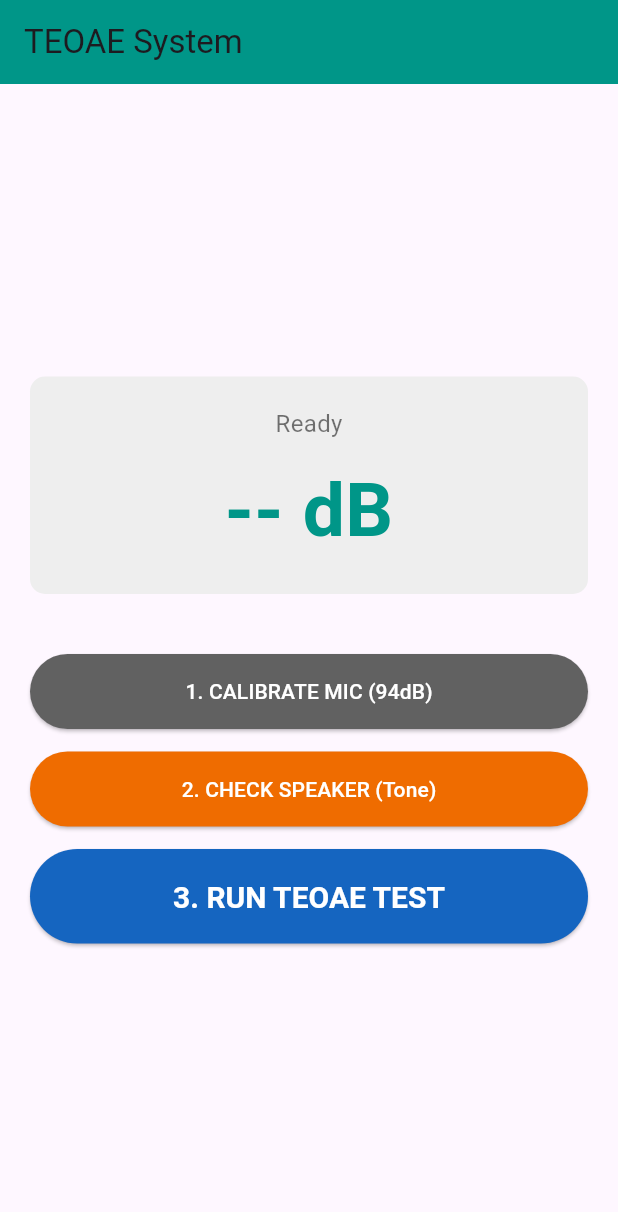
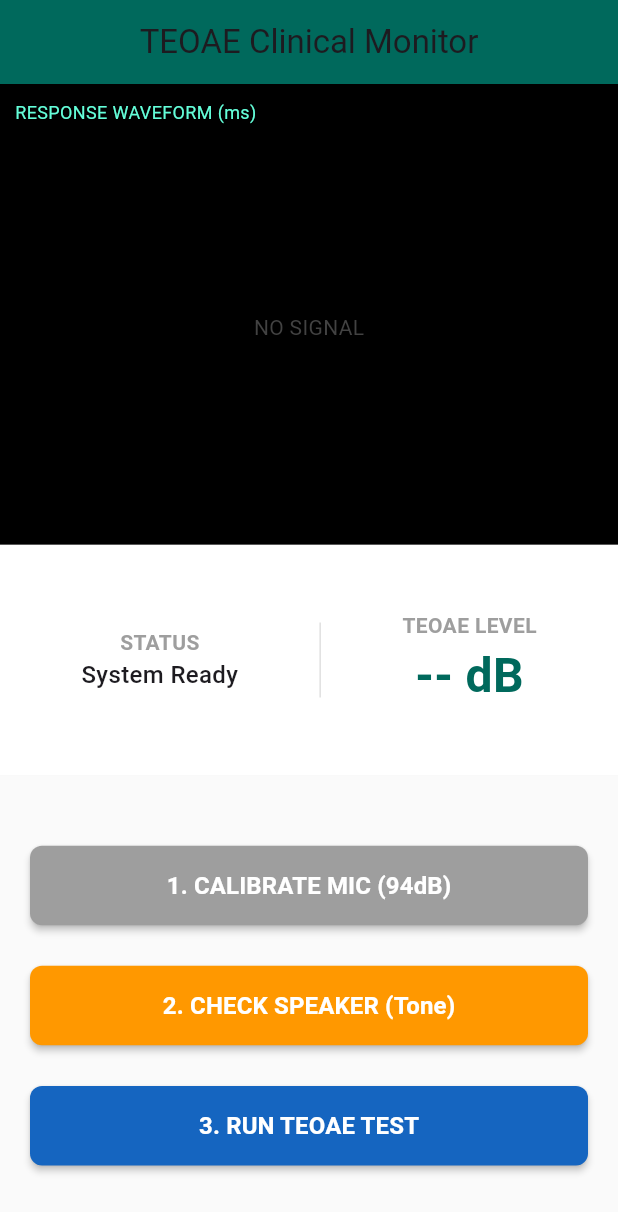
Before and after one commit to RowDM/TEOAE_App, a Flutter app: the screen it shows after launch, on a phone screen of 412 x 824 dp. Shown: the top 1212 px of the screen. Run offline on Flutter 3.47's test engine with Material 3 defaults, Android fonts, the phone set to English and light mode, and no system bars; our stand-ins replace fl_chart.

Commit message:
V3: Added Real-time Waveform Graphs and Medical UI

```diff
--- a/lib/main.dart
+++ b/lib/main.dart
@@ -1,6 +1,7 @@
 import 'package:flutter/material.dart';
 import 'package:http/http.dart' as http;
 import 'dart:convert';
+import 'package:fl_chart/fl_chart.dart'; // THE CHART LIBRARY
 
 void main() {
   runApp(const MyApp());
@@ -13,10 +14,15 @@ class MyApp extends StatelessWidget {
   Widget build(BuildContext context) {
     return MaterialApp(
       debugShowCheckedModeBanner: false,
+      theme: ThemeData(
+        primarySwatch: Colors.teal,
+        scaffoldBackgroundColor: Colors.grey[100],
+      ),
       home: Scaffold(
         appBar: AppBar(
-          title: const Text("TEOAE System"),
-          backgroundColor: Colors.teal,
+          title: const Text("TEOAE Clinical Monitor"),
+          backgroundColor: Colors.teal[800],
+          centerTitle: true,
         ),
         body: const TeoaeControlScreen(),
       ),
@@ -32,11 +38,12 @@ class TeoaeControlScreen extends StatefulWidget {
 }
 
 class _TeoaeControlScreenState extends State<TeoaeControlScreen> {
-  String _infoText = "Ready";
+  String _infoText = "System Ready";
   String _bigNumber = "--";
   bool _isLoading = false;
+  List<double> _waveform = []; // Stores the graph data
 
-  // CONFIRM THIS IP IS STILL CORRECT!
+  // UPDATE YOUR IP HERE
   final String baseUrl = "http://192.168.0.29:5000";
 
   Future<void> runStep(String endpoint, String label) async {
@@ -50,9 +57,19 @@ class _TeoaeControlScreenState extends State<TeoaeControlScreen> {
 
       if (response.statusCode == 200) {
         final data = jsonDecode(response.body);
+
+        // Check if we received waveform data (Step 3 only)
+        List<double> newWave = [];
+        if (data.containsKey('data')) {
+          newWave = List<double>.from(data['data'].map((x) => x as double));
+        }
+
         setState(() {
           _infoText = data['message'];
-          _bigNumber = data['value']; // Just the number
+          _bigNumber = data['value'];
+          if (newWave.isNotEmpty) {
+            _waveform = newWave;
+          }
         });
       } else {
         setState(() { _infoText = "Error: ${response.statusCode}"; });
@@ -66,72 +83,106 @@ class _TeoaeControlScreenState extends State<TeoaeControlScreen> {
 
   @override
   Widget build(BuildContext context) {
-    return Padding(
-      padding: const EdgeInsets.all(20.0),
-      child: Column(
-        mainAxisAlignment: MainAxisAlignment.center,
-        crossAxisAlignment: CrossAxisAlignment.stretch,
-        children: [
-          // DISPLAY AREA
-          Container(
-            padding: EdgeInsets.all(20),
-            decoration: BoxDecoration(
-              color: Colors.grey[200],
-              borderRadius: BorderRadius.circular(10),
-            ),
+    return Column(
+      children: [
+        // === TOP SECTION: THE GRAPH (Medical Look) ===
+        Expanded(
+          flex: 4, // Takes up 40% of screen
+          child: Container(
+            color: Colors.black, // Oscilloscope background
+            padding: const EdgeInsets.all(10),
             child: Column(
+              crossAxisAlignment: CrossAxisAlignment.start,
               children: [
-                Text(_infoText, style: TextStyle(fontSize: 16, color: Colors.black54)),
-                SizedBox(height: 10),
-                Text(
-                  "$_bigNumber dB",
-                  style: TextStyle(fontSize: 50, fontWeight: FontWeight.bold, color: Colors.teal)
+                Text("RESPONSE WAVEFORM (ms)", style: TextStyle(color: Colors.tealAccent, fontSize: 12)),
+                Expanded(
+                  child: _waveform.isEmpty
+                    ? Center(child: Text("NO SIGNAL", style: TextStyle(color: Colors.grey[800])))
+                    : LineChart(
+                        LineChartData(
+                          gridData: FlGridData(show: true, drawVerticalLine: false, getDrawingHorizontalLine: (value) => FlLine(color: Colors.grey[900], strokeWidth: 1)),
+                          titlesData: FlTitlesData(show: false),
+                          borderData: FlBorderData(show: true, border: Border.all(color: Colors.grey[800]!)),
+                          lineBarsData: [
+                            LineChartBarData(
+                              spots: _waveform.asMap().entries.map((e) {
+                                return FlSpot(e.key.toDouble(), e.value);
+                              }).toList(),
+                              isCurved: false,
+                              color: Colors.tealAccent, // The "Medical Green" line
+                              dotData: FlDotData(show: false),
+                              belowBarData: BarAreaData(show: false),
+                              barWidth: 2,
+                            ),
+                          ],
+                        ),
+                      ),
                 ),
               ],
             ),
           ),
+        ),
 
-          SizedBox(height: 40),
-
-          // BUTTON 1: MIC CALIBRATION
-          ElevatedButton(
-            onPressed: _isLoading ? null : () => runStep("/step1_calibrate_mic", "Calibrating Mic"),
-            child: Text("1. CALIBRATE MIC (94dB)"),
-            style: ElevatedButton.styleFrom(
-              padding: EdgeInsets.all(15),
-              backgroundColor: Colors.grey[700],
-              foregroundColor: Colors.white,
+        // === MIDDLE SECTION: THE RESULT ===
+        Expanded(
+          flex: 2,
+          child: Container(
+            color: Colors.white,
+            child: Row(
+              mainAxisAlignment: MainAxisAlignment.spaceEvenly,
+              children: [
+                Column(
+                  mainAxisAlignment: MainAxisAlignment.center,
+                  children: [
+                    Text("STATUS", style: TextStyle(color: Colors.grey, fontWeight: FontWeight.bold)),
+                    Text(_infoText, style: TextStyle(fontSize: 16, fontWeight: FontWeight.w500)),
+                  ],
+                ),
+                Container(width: 1, height: 50, color: Colors.grey[300]),
+                Column(
+                  mainAxisAlignment: MainAxisAlignment.center,
+                  children: [
+                    Text("TEOAE LEVEL", style: TextStyle(color: Colors.grey, fontWeight: FontWeight.bold)),
+                    Text("$_bigNumber dB", style: TextStyle(fontSize: 32, fontWeight: FontWeight.bold, color: Colors.teal[800])),
+                  ],
+                ),
+              ],
             ),
           ),
+        ),
 
-          SizedBox(height: 15),
-
-          // BUTTON 2: SPEAKER CHECK
-          ElevatedButton(
-            onPressed: _isLoading ? null : () => runStep("/step2_check_speaker", "Checking Speaker"),
-            child: Text("2. CHECK SPEAKER (Tone)"),
-            style: ElevatedButton.styleFrom(
-              padding: EdgeInsets.all(15),
-              backgroundColor: Colors.orange[800],
-              foregroundColor: Colors.white,
+        // === BOTTOM SECTION: BUTTONS ===
+        Expanded(
+          flex: 4,
+          child: Container(
+            padding: EdgeInsets.all(20),
+            color: Colors.grey[50],
+            child: Column(
+              crossAxisAlignment: CrossAxisAlignment.stretch,
+              mainAxisAlignment: MainAxisAlignment.spaceEvenly,
+              children: [
+                 _buildButton("1. CALIBRATE MIC (94dB)", Colors.grey, () => runStep("/step1_calibrate_mic", "Calibrating")),
+                 _buildButton("2. CHECK SPEAKER (Tone)", Colors.orange, () => runStep("/step2_check_speaker", "Checking Speaker")),
+                 _buildButton("3. RUN TEOAE TEST", Colors.blue[800]!, () => runStep("/step3_run_teoae", "Measuring")),
+              ],
             ),
           ),
+        ),
+      ],
+    );
+  }
 
-          SizedBox(height: 15),
-
-          // BUTTON 3: TEOAE TEST
-          ElevatedButton(
-            onPressed: _isLoading ? null : () => runStep("/step3_run_teoae", "Measuring TEOAE"),
-            child: Text("3. RUN TEOAE TEST"),
-            style: ElevatedButton.styleFrom(
-              padding: EdgeInsets.all(20),
-              backgroundColor: Colors.blue[800],
-              foregroundColor: Colors.white,
-              textStyle: TextStyle(fontSize: 20, fontWeight: FontWeight.bold),
-            ),
-          ),
-        ],
+  Widget _buildButton(String text, Color color, VoidCallback tapHandler) {
+    return ElevatedButton(
+      onPressed: _isLoading ? null : tapHandler,
+      style: ElevatedButton.styleFrom(
+        backgroundColor: color,
+        foregroundColor: Colors.white,
+        padding: EdgeInsets.symmetric(vertical: 15),
+        shape: RoundedRectangleBorder(borderRadius: BorderRadius.circular(8)),
+        elevation: 2,
       ),
+      child: Text(text, style: TextStyle(fontSize: 16, fontWeight: FontWeight.bold)),
     );
   }
 }
--- a/pubspec.yaml
+++ b/pubspec.yaml
@@ -9,4 +9,5 @@ environment:
 
 dependencies:
   audioplayers: ^5.2.1
+  fl_chart: ^0.69.0
   http: ^1.6.0
```
Also changed, not shown: pubspec.lock.
